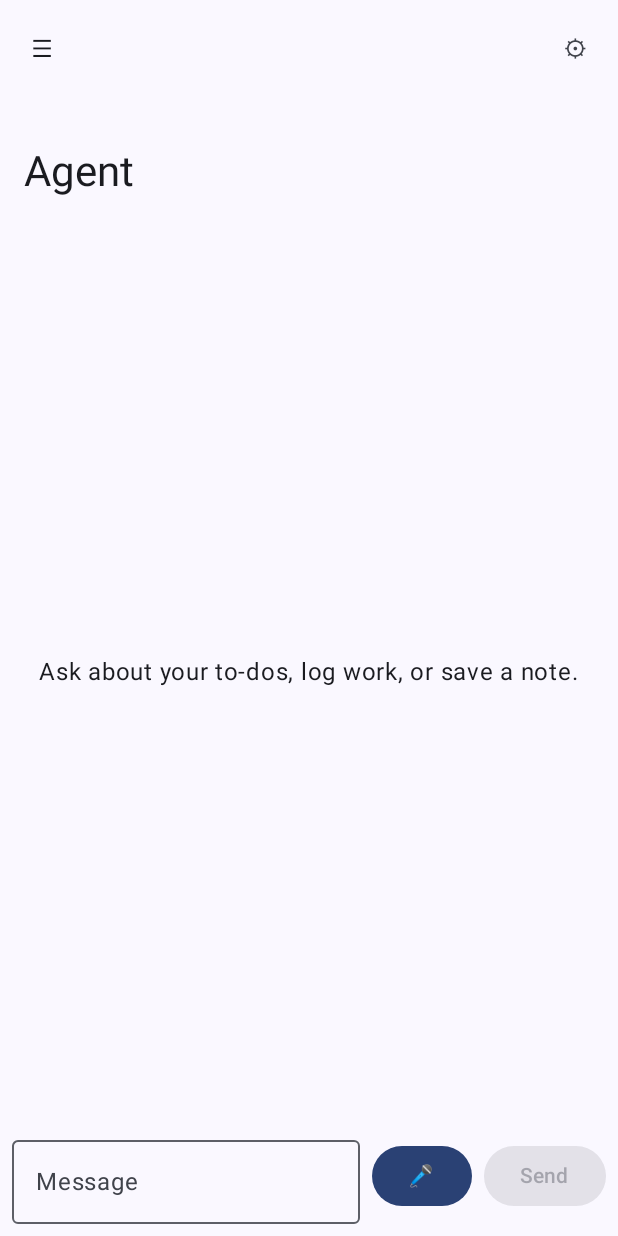
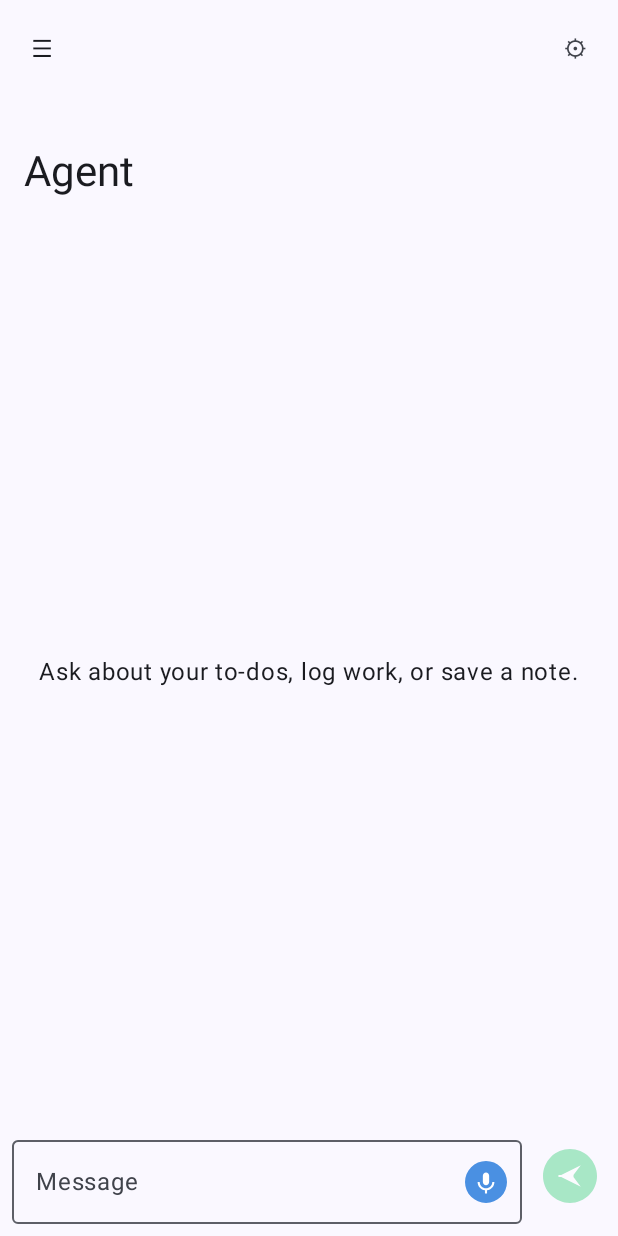
Before and after one commit to ferosem-cpu/MyPersonalAgent, an Android app built with Jetpack Compose: the ChatScreen screen opened through its navigation route, on a phone screen of 412 x 824 dp. Run offline under Robolectric (Android 15) with nearby library versions, the phone set to English and light mode, and no system bars; our stand-ins replace Dagger/Hilt's generated code; 2 statements that could not run were skipped.

Commit message:
Android chat: custom mic/send icons, mic moved into text field
Replaces the emoji mic button and plain "Send" text button in
ChatScreen with the provided two-tone SVG icons (converted to
vector drawables), and moves the mic control inside the message
text field as a trailing icon instead of a separate button beside it.

Co-Authored-By: Claude Sonnet 5 <noreply@anthropic.com>
Claude-Session: https://claude.ai/code/session_011LnHjQjiLhweF5bYZV3rDD

```diff
--- a/android/app/src/main/java/com/mypersonalagent/app/ui/chat/ChatScreen.kt
+++ b/android/app/src/main/java/com/mypersonalagent/app/ui/chat/ChatScreen.kt
@@ -16,6 +16,7 @@ import androidx.compose.foundation.layout.Row
 import androidx.compose.foundation.layout.fillMaxSize
 import androidx.compose.foundation.layout.fillMaxWidth
 import androidx.compose.foundation.layout.padding
+import androidx.compose.foundation.layout.size
 import androidx.compose.foundation.layout.widthIn
 import androidx.compose.foundation.lazy.LazyColumn
 import androidx.compose.foundation.lazy.items
@@ -24,6 +25,8 @@ import androidx.compose.material3.Button
 import androidx.compose.material3.Card
 import androidx.compose.material3.CardDefaults
 import androidx.compose.material3.CircularProgressIndicator
+import androidx.compose.material3.Icon
+import androidx.compose.material3.IconButton
 import androidx.compose.material3.MaterialTheme
 import androidx.compose.material3.OutlinedTextField
 import androidx.compose.material3.Text
@@ -36,10 +39,14 @@ import androidx.compose.runtime.remember
 import androidx.compose.runtime.setValue
 import androidx.compose.ui.Alignment
 import androidx.compose.ui.Modifier
+import androidx.compose.ui.draw.alpha
+import androidx.compose.ui.graphics.Color
 import androidx.compose.ui.platform.LocalContext
+import androidx.compose.ui.res.painterResource
 import androidx.compose.ui.unit.dp
 import androidx.core.content.ContextCompat
 import androidx.hilt.navigation.compose.hiltViewModel
+import com.mypersonalagent.app.R
 
 @Composable
 fun ChatScreen(viewModel: ChatViewModel = hiltViewModel()) {
@@ -120,20 +127,35 @@ fun ChatScreen(viewModel: ChatViewModel = hiltViewModel()) {
                 onValueChange = { input = it },
                 label = { Text("Message") },
                 modifier = Modifier.weight(1f),
+                trailingIcon = {
+                    IconButton(
+                        onClick = {
+                            val granted = ContextCompat.checkSelfPermission(context, Manifest.permission.RECORD_AUDIO) ==
+                                PackageManager.PERMISSION_GRANTED
+                            if (granted) launchSpeechRecognizer() else micPermissionLauncher.launch(Manifest.permission.RECORD_AUDIO)
+                        },
+                    ) {
+                        Icon(
+                            painter = painterResource(id = R.drawable.ic_mic),
+                            contentDescription = "Voice input",
+                            tint = Color.Unspecified,
+                            modifier = Modifier.size(28.dp),
+                        )
+                    }
+                },
             )
-            Button(
-                onClick = {
-                    val granted = ContextCompat.checkSelfPermission(context, Manifest.permission.RECORD_AUDIO) ==
-                        PackageManager.PERMISSION_GRANTED
-                    if (granted) launchSpeechRecognizer() else micPermissionLauncher.launch(Manifest.permission.RECORD_AUDIO)
-                },
-                modifier = Modifier.padding(start = 8.dp),
-            ) { Text("🎤") } // mic emoji
-            Button(
+            IconButton(
                 onClick = { viewModel.send(input); input = "" },
                 enabled = !sending && input.isNotBlank(),
                 modifier = Modifier.padding(start = 8.dp),
-            ) { Text("Send") }
+            ) {
+                Icon(
+                    painter = painterResource(id = R.drawable.ic_send),
+                    contentDescription = "Send",
+                    tint = Color.Unspecified,
+                    modifier = Modifier.size(36.dp).alpha(if (!sending && input.isNotBlank()) 1f else 0.4f),
+                )
+            }
         }
     }
 }
--- /dev/null
+++ b/android/app/src/main/res/drawable/ic_mic.xml
@@ -0,0 +1,16 @@
+<?xml version="1.0" encoding="utf-8"?>
+<vector xmlns:android="http://schemas.android.com/apk/res/android"
+    android:width="40dp"
+    android:height="40dp"
+    android:viewportWidth="40"
+    android:viewportHeight="40">
+    <path
+        android:fillColor="#4A90E2"
+        android:pathData="M0,20 A20,20 0 1,0 40,20 A20,20 0 1,0 0,20 Z" />
+    <path
+        android:fillColor="#FFFFFF"
+        android:pathData="M20,11C18.34,11 17,12.34 17,14V20C17,21.66 18.34,23 20,23C21.66,23 23,21.66 23,20V14C23,12.34 21.66,11 20,11Z" />
+    <path
+        android:fillColor="#FFFFFF"
+        android:pathData="M26,20C26,23.31 23.31,26 20,26C16.69,26 14,23.31 14,20H12C12,24.08 15.05,27.44 19,27.93V31H21V27.93C24.95,27.44 28,24.08 28,20H26Z" />
+</vector>
--- /dev/null
+++ b/android/app/src/main/res/drawable/ic_send.xml
@@ -0,0 +1,18 @@
+<?xml version="1.0" encoding="utf-8"?>
+<vector xmlns:android="http://schemas.android.com/apk/res/android"
+    android:width="40dp"
+    android:height="40dp"
+    android:viewportWidth="40"
+    android:viewportHeight="40">
+    <path
+        android:fillColor="#2ECC71"
+        android:pathData="M0,20 A20,20 0 1,0 40,20 A20,20 0 1,0 0,20 Z" />
+    <path
+        android:fillColor="#FFFFFF"
+        android:pathData="M12,20L28,12L22,20L28,28L12,20Z" />
+    <path
+        android:strokeColor="#FFFFFF"
+        android:strokeWidth="1.5"
+        android:strokeLineCap="round"
+        android:pathData="M12,20L22,20" />
+</vector>
```
